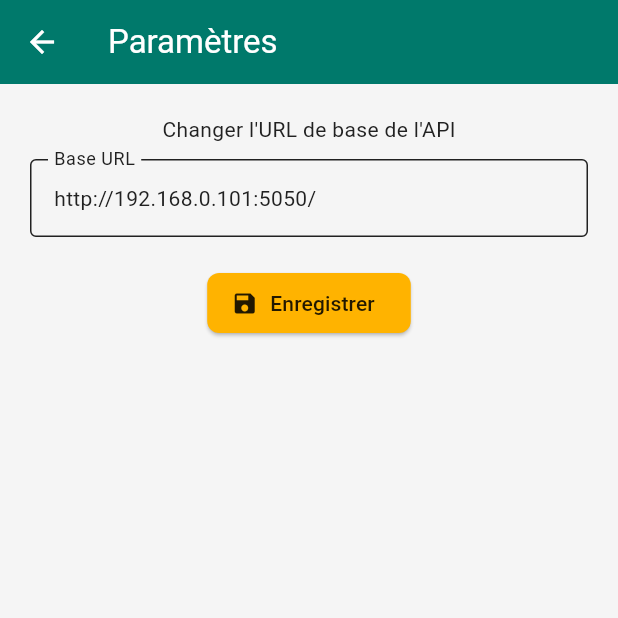
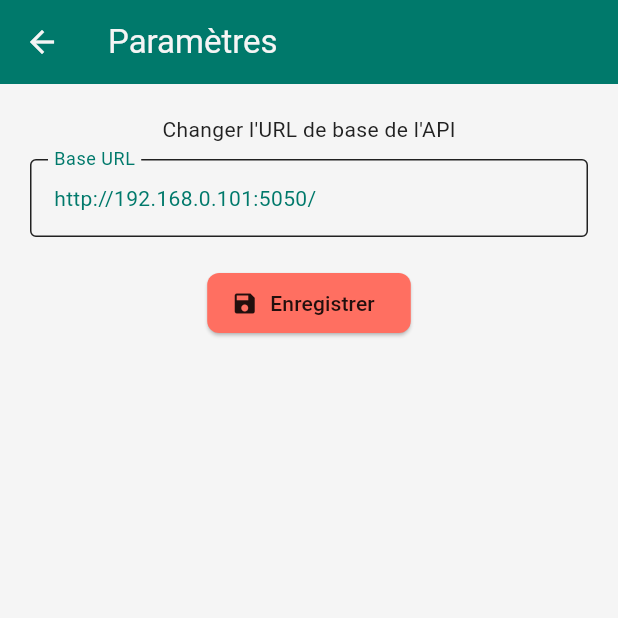
Before and after one commit to KadMohamedAli/salinite_mobile, a Flutter app: the screen it shows after launch, after a tap on the "settings" icon, on a phone screen of 412 x 824 dp, the top half of it. Run offline on Flutter 3.47's test engine with Material 3 defaults, Android fonts, the phone set to English and light mode, and no system bars; our stand-ins replace flutter_spinkit, pull_to_refresh, shared_preferences.

Commit message:
corrected all theme inconsisties, app is working correctly for now

```diff
--- a/lib/main.dart
+++ b/lib/main.dart
@@ -12,12 +12,22 @@ void main() async {
 class MyApp extends StatelessWidget {
   const MyApp({super.key});
 
-  // Define colors globally to reuse
+  // === Global reusable colors - All in one place for easy editing ===
   static const Color tealColor = Color(0xFF00796B);
-  static const Color goldColor = Color(0xFFFFB300);
 
-  static const Color lightBackground = Color(0xFFF5F5F5); // light grey
-  static const Color darkBackground = Color(0xFF212121); // dark grey
+  // Changed gold to coral for better contrast with teal
+  static const Color contrastColor = Color(0xFFFF6F61); // Coral
+
+  static const Color lightBackground = Color(0xFFF5F5F5);
+  static const Color darkBackground = Color(0xFF212121);
+
+  static const Color lightCardColor = Colors.white;
+  static const Color darkCardColor = Color(0xFF424242);
+
+  static const Color lightOnCardTextColor =
+      Colors.grey; // e.g. Color(0xFF616161)
+  static const Color darkOnCardTextColor =
+      Colors.grey; // e.g. Color(0xFFEEEEEE)
 
   @override
   Widget build(BuildContext context) {
@@ -28,39 +38,42 @@ class MyApp extends StatelessWidget {
         colorScheme: ColorScheme(
           brightness: Brightness.light,
           primary: tealColor,
-          onPrimary: Colors.white, // Text/icon on primary color (teal)
-          secondary: goldColor,
-          onSecondary: Colors.black87, // Text/icon on gold
+          onPrimary: lightOnCardTextColor,
+          secondary: contrastColor,
+          onSecondary: Colors.black87,
           background: lightBackground,
           onBackground: Colors.grey[900]!,
-          surface: Colors.white,
-          onSurface: Colors.grey[900]!,
+          surface: lightCardColor,
+          onSurface: lightOnCardTextColor,
           error: Colors.red.shade700,
-          onError: Colors.white,
+          onError: Colors.black,
         ),
         useMaterial3: true,
         scaffoldBackgroundColor: lightBackground,
-        appBarTheme: const AppBarTheme(
+        appBarTheme: AppBarTheme(
           backgroundColor: tealColor,
-          foregroundColor: Colors.white, // white text & icons on teal appbar
+          foregroundColor: Colors.grey[100],
           elevation: 4,
         ),
         cardTheme: CardThemeData(
-          color: Colors.white, // white cards on light mode
+          color: lightCardColor,
           elevation: 4,
           shape: RoundedRectangleBorder(
             borderRadius: BorderRadius.circular(12),
           ),
           shadowColor: tealColor.withOpacity(0.25),
         ),
-        textTheme: Typography.blackMountainView.apply(
-          bodyColor: Colors.grey[900],
-          displayColor: Colors.grey[900],
-        ),
+        textTheme: Typography.blackMountainView
+            .apply(bodyColor: Colors.white, displayColor: Colors.white)
+            .copyWith(
+              labelLarge: const TextStyle(color: lightOnCardTextColor),
+              bodySmall: const TextStyle(color: Colors.black),
+              bodyMedium: const TextStyle(color: darkBackground),
+            ),
         elevatedButtonTheme: ElevatedButtonThemeData(
           style: ElevatedButton.styleFrom(
-            backgroundColor: tealColor, // button background
-            foregroundColor: Colors.white, // button text color
+            backgroundColor: tealColor,
+            foregroundColor: Colors.white,
             shape: RoundedRectangleBorder(
               borderRadius: BorderRadius.circular(8),
             ),
@@ -71,39 +84,41 @@ class MyApp extends StatelessWidget {
         colorScheme: ColorScheme(
           brightness: Brightness.dark,
           primary: tealColor,
-          onPrimary: Colors.white,
-          secondary: goldColor,
+          onPrimary: lightOnCardTextColor,
+          secondary: contrastColor,
           onSecondary: Colors.black87,
           background: darkBackground,
           onBackground: Colors.grey[300]!,
-          surface: Color(0xFF424242), // dark card color
-          onSurface: Colors.grey[300]!,
+          surface: darkCardColor,
+          onSurface: darkOnCardTextColor,
           error: Colors.red.shade400,
-          onError: Colors.black,
+          onError: Colors.white,
         ),
         useMaterial3: true,
         scaffoldBackgroundColor: darkBackground,
-        appBarTheme: const AppBarTheme(
+        appBarTheme: AppBarTheme(
           backgroundColor: tealColor,
-          foregroundColor: Colors.white, // white text/icons on teal appbar
+          foregroundColor: Colors.grey[900],
           elevation: 4,
         ),
         cardTheme: CardThemeData(
-          color: Color(0xFF424242), // dark grey cards
+          color: darkCardColor,
           elevation: 4,
           shape: RoundedRectangleBorder(
             borderRadius: BorderRadius.circular(12),
           ),
           shadowColor: Colors.black54,
         ),
-        textTheme: Typography.whiteMountainView.apply(
-          bodyColor: Colors.grey[300],
-          displayColor: Colors.grey[300],
-        ),
+        textTheme: Typography.whiteMountainView
+            .apply(bodyColor: Colors.grey[300], displayColor: Colors.grey[300])
+            .copyWith(
+              labelLarge: const TextStyle(color: darkOnCardTextColor),
+              bodySmall: const TextStyle(color: Colors.white),
+            ),
         elevatedButtonTheme: ElevatedButtonThemeData(
           style: ElevatedButton.styleFrom(
-            backgroundColor: goldColor, // gold buttons in dark mode
-            foregroundColor: Colors.black87, // dark text on gold button
+            backgroundColor: contrastColor,
+            foregroundColor: Colors.black87,
             shape: RoundedRectangleBorder(
               borderRadius: BorderRadius.circular(8),
             ),
--- a/lib/pages/home_page.dart
+++ b/lib/pages/home_page.dart
@@ -19,7 +19,13 @@ class _HomePageState extends State<HomePage> {
 
   final RefreshController _refreshController = RefreshController();
 
-  Future<void> _fetchSalinity() async {
+  @override
+  void initState() {
+    super.initState();
+    _checkWifiAndFetch();
+  }
+
+  Future<void> _checkWifiAndFetch() async {
     setState(() {
       _isLoading = true;
       _error = null;
@@ -44,21 +50,17 @@ class _HomePageState extends State<HomePage> {
     _refreshController.refreshCompleted();
   }
 
-  @override
-  void initState() {
-    super.initState();
-    _fetchSalinity();
-  }
-
   Widget _buildErrorCard() {
     final theme = Theme.of(context);
+    final scheme = theme.colorScheme;
+
     return GestureDetector(
-      onTap: _fetchSalinity,
+      onTap: _checkWifiAndFetch,
       child: Card(
         shape: RoundedRectangleBorder(borderRadius: BorderRadius.circular(20)),
         elevation: 5,
         margin: const EdgeInsets.all(16),
-        color: theme.colorScheme.errorContainer,
+        color: scheme.errorContainer,
         child: Padding(
           padding: const EdgeInsets.all(24),
           child: Column(
@@ -66,7 +68,7 @@ class _HomePageState extends State<HomePage> {
             children: [
               Icon(
                 Icons.error_outline,
-                color: theme.colorScheme.error,
+                color: scheme.onErrorContainer,
                 size: 48,
               ),
               const SizedBox(height: 16),
@@ -74,14 +76,14 @@ class _HomePageState extends State<HomePage> {
                 _error ?? "Erreur inconnue",
                 textAlign: TextAlign.center,
                 style: theme.textTheme.bodyMedium?.copyWith(
-                  color: theme.colorScheme.error,
+                  color: scheme.onErrorContainer,
                 ),
               ),
               const SizedBox(height: 12),
               Text(
                 'Appuyez pour réessayer',
                 style: theme.textTheme.bodySmall?.copyWith(
-                  color: theme.colorScheme.onErrorContainer.withOpacity(0.6),
+                  color: scheme.onErrorContainer.withOpacity(0.6),
                 ),
               ),
             ],
@@ -94,8 +96,7 @@ class _HomePageState extends State<HomePage> {
   @override
   Widget build(BuildContext context) {
     final theme = Theme.of(context);
-    // If you have CustomColors extension and want to access custom colors here:
-    // final customColors = theme.extension<CustomColors>();
+    final scheme = theme.colorScheme;
 
     return Scaffold(
       appBar: AppBar(
@@ -104,22 +105,23 @@ class _HomePageState extends State<HomePage> {
           IconButton(
             icon: const Icon(Icons.settings),
             onPressed: () => Navigator.pushNamed(context, '/settings'),
-            color: theme
-                .appBarTheme
-                .foregroundColor, // ensure icon color matches app bar text
+            color: theme.appBarTheme.foregroundColor,
           ),
         ],
       ),
       body: SmartRefresher(
         controller: _refreshController,
         enablePullDown: true,
-        onRefresh: _fetchSalinity,
+        onRefresh: _checkWifiAndFetch,
         child: Center(
           child: _isLoading
-              ? SpinKitFadingCircle(color: theme.colorScheme.primary, size: 50)
+              ? SpinKitFadingCircle(color: scheme.primary, size: 50)
               : _error != null
               ? _buildErrorCard()
-              : SalinityDisplay(value: _salinity!, onRefresh: _fetchSalinity),
+              : SalinityDisplay(
+                  value: _salinity!,
+                  onRefresh: _checkWifiAndFetch,
+                ),
         ),
       ),
     );
--- a/lib/pages/settings_page.dart
+++ b/lib/pages/settings_page.dart
@@ -20,9 +20,13 @@ class _SettingsPageState extends State<SettingsPage> {
   void _saveUrl() async {
     await BaseUrlService.setBaseUrl(_controller.text.trim());
     if (mounted) {
-      ScaffoldMessenger.of(
-        context,
-      ).showSnackBar(const SnackBar(content: Text('Base URL mise à jour')));
+      final colorScheme = Theme.of(context).colorScheme;
+      ScaffoldMessenger.of(context).showSnackBar(
+        SnackBar(
+          content: const Text('Base URL mise à jour'),
+          backgroundColor: colorScheme.primary, // primary background color
+        ),
+      );
     }
   }
 
@@ -41,10 +45,22 @@ class _SettingsPageState extends State<SettingsPage> {
             const SizedBox(height: 10),
             TextField(
               controller: _controller,
-              style: theme.textTheme.bodyMedium,
-              decoration: const InputDecoration(
-                border: OutlineInputBorder(),
+              style: theme.textTheme.bodyMedium?.copyWith(
+                color: colorScheme.primary, // Text color uses primary color
+              ),
+              decoration: InputDecoration(
+                border: const OutlineInputBorder(),
                 labelText: 'Base URL',
+                labelStyle: TextStyle(
+                  color: colorScheme
+                      .primary, // Label text color uses primary color
+                ),
+                focusedBorder: OutlineInputBorder(
+                  borderSide: BorderSide(
+                    color: colorScheme.primary, // Border color when focused
+                    width: 2,
+                  ),
+                ),
               ),
             ),
             const SizedBox(height: 20),
--- a/lib/widgets/salinity_display.dart
+++ b/lib/widgets/salinity_display.dart
@@ -14,10 +14,7 @@ class SalinityDisplay extends StatelessWidget {
   Widget build(BuildContext context) {
     final theme = Theme.of(context);
     final colorScheme = theme.colorScheme;
-
-    // Use the custom colors from colorScheme
-    final textOnCardColor =
-        colorScheme.onPrimary; // for text on primary color background
+    final textColor = colorScheme.onPrimary;
 
     return GestureDetector(
       onTap: onRefresh,
@@ -31,34 +28,34 @@ class SalinityDisplay extends StatelessWidget {
             borderRadius: BorderRadius.circular(20),
             color: colorScheme.primary,
           ),
+          child: DefaultTextStyle(
+            style: TextStyle(color: textColor),
             child: Column(
               mainAxisSize: MainAxisSize.min,
               children: [
                 Text(
                   'Valeur de salinité :',
-                style: theme.textTheme.titleMedium?.copyWith(
-                  color: textOnCardColor,
-                ),
+                  style: theme.textTheme.titleMedium,
                 ),
                 const SizedBox(height: 16),
                 Text(
                   '${value.toStringAsFixed(4)} g/L',
                   style: theme.textTheme.displaySmall?.copyWith(
                     fontWeight: FontWeight.bold,
-                  color: textOnCardColor,
                   ),
                 ),
                 const SizedBox(height: 8),
                 Text(
                   'Appuyez pour rafraîchir',
                   style: theme.textTheme.bodySmall?.copyWith(
-                  color: textOnCardColor.withOpacity(0.7),
+                    color: textColor.withOpacity(0.7),
                   ),
                 ),
               ],
             ),
           ),
         ),
+      ),
     );
   }
 }
--- a/pubspec.yaml
+++ b/pubspec.yaml
@@ -1,5 +1,5 @@
 name: salinite_mobile
-description: "A new Flutter project."
+description: "A flutter project just for displaying salinity value from esp32."
 # The following line prevents the package from being accidentally published to
 # pub.dev using `flutter pub publish`. This is preferred for private packages.
 publish_to: 'none' # Remove this line if you wish to publish to pub.dev
@@ -38,6 +38,7 @@ dependencies:
   flutter_spinkit: ^5.2.1
   pull_to_refresh: ^2.0.0
   http: ^1.4.0
+
 
 dev_dependencies:
   flutter_test:
```
Also changed, not shown: 1 other file. Lines whose indentation alone changed are shown as unchanged.
